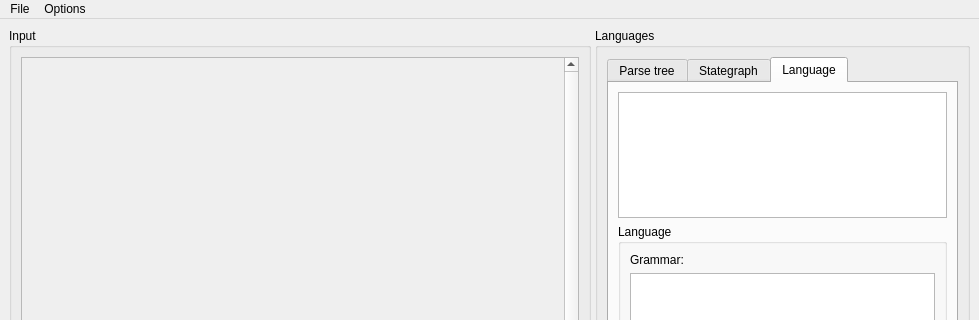
Above: lib/eco/gui.ui from softdevteam/eco before the change; both pictures show x 0 to 979 and y 0 to 320 of the 979 by 737 pixel window. Below: the same form after it.
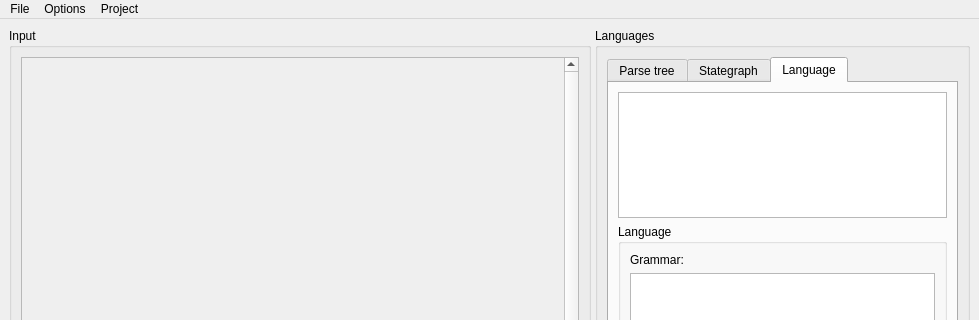
That is the form after the change. Icons and pictures are not drawn. Custom widgets are drawn as their Qt base class.

Commit message: added menu entry to run code

Diff of the .ui file:
```diff
--- a/lib/eco/gui.ui
+++ b/lib/eco/gui.ui
@@ -507,7 +507,7 @@
      <x>0</x>
      <y>0</y>
      <width>979</width>
-     <height>22</height>
+     <height>21</height>
     </rect>
    </property>
    <widget class="QMenu" name="menuFile">
@@ -527,8 +527,15 @@
     <addaction name="actionRandomDel"/>
     <addaction name="actionUndoRandomDel"/>
    </widget>
+   <widget class="QMenu" name="menuPoject">
+    <property name="title">
+     <string>Project</string>
+    </property>
+    <addaction name="actionRun"/>
+   </widget>
    <addaction name="menuFile"/>
    <addaction name="menuOptions"/>
+   <addaction name="menuPoject"/>
   </widget>
   <widget class="QStatusBar" name="statusbar"/>
   <action name="actionImport">
```
Left out of the diff: 27 changed lines with no effect on the pictures. The commit also changes 1 other file.
